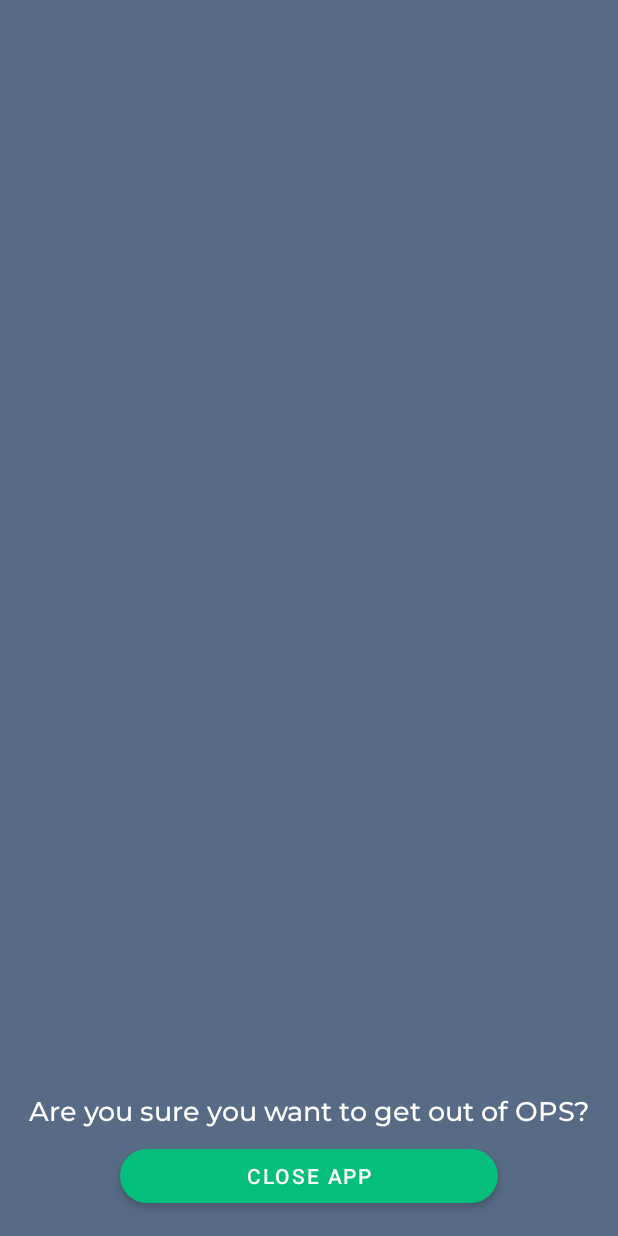
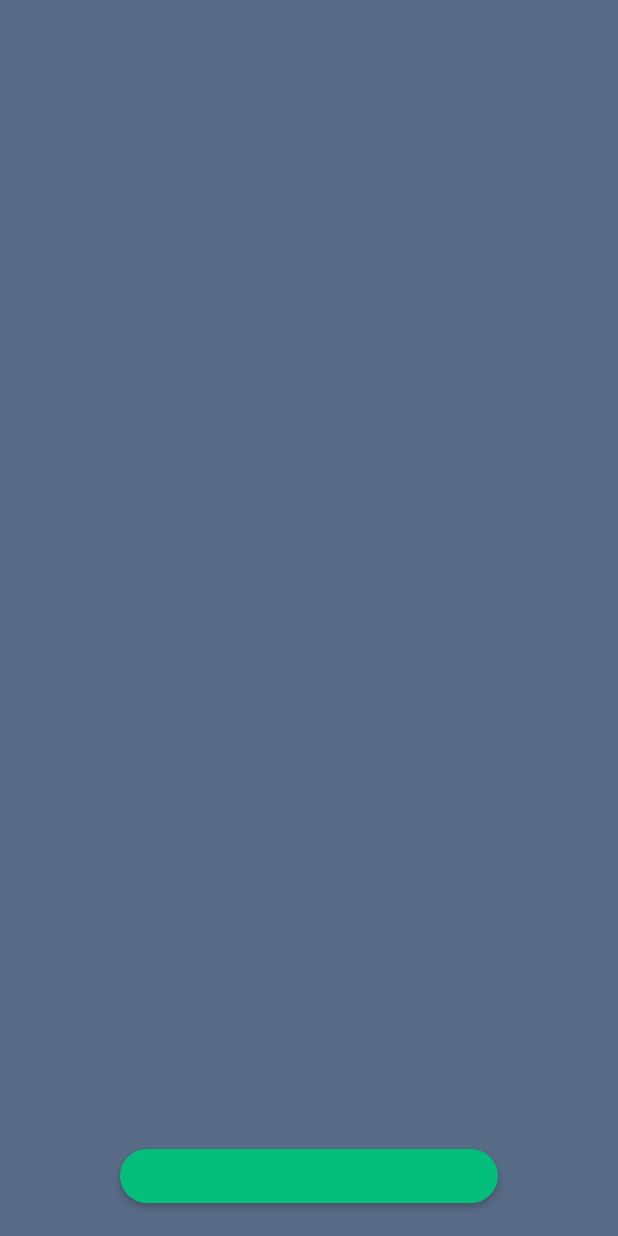
Before and after one commit to SeaBloom18/OPSide, an Android app: the layout bottom_sheet_global_common.xml on its own in the app's theme, with its tools: preview values and no code run, on a phone screen of 412 x 824 dp. Run offline under Robolectric (Android 15) with nearby library versions, the phone set to English and light mode, and no system bars.

Commit message:
11-07-2022 - Refactorizacion
Se agrega @Constanst para bottom sheet dialog y refactorizacion

```diff
--- a/app/src/main/java/com/ops/opside/flows/sign_off/loginModule/view/LoginActivity.kt
+++ b/app/src/main/java/com/ops/opside/flows/sign_off/loginModule/view/LoginActivity.kt
@@ -2,11 +2,13 @@ package com.ops.opside.flows.sign_off.loginModule.view
 
 import android.content.Intent
 import android.os.Bundle
+import android.widget.TextView
 import androidx.appcompat.app.AppCompatActivity
 import androidx.lifecycle.ViewModelProvider
 import com.google.android.material.bottomsheet.BottomSheetDialog
 import com.google.android.material.button.MaterialButton
 import com.ops.opside.R
+import com.ops.opside.common.Utils.Constants
 import com.ops.opside.databinding.ActivityLoginBinding
 import com.ops.opside.flows.sign_off.loginModule.viewModel.LoginViewModel
 import com.ops.opside.flows.sign_off.registrationModule.View.RegistrationActivity
@@ -45,10 +47,15 @@ class LoginActivity : AppCompatActivity() {
 
     override fun onBackPressed() {
         val dialog = BottomSheetDialog(this)
-        val view = layoutInflater.inflate(R.layout.bottom_sheet_close_app, null)
+        val view = layoutInflater.inflate(R.layout.bottom_sheet_global_common, null)
+
         val btnFinish = view.findViewById<MaterialButton>(R.id.btnClose)
+        btnFinish.setText(Constants.BOTTOM_SHEET_BTN_CLOSE_APP)
         btnFinish.setOnClickListener { finish() }
-        dialog.setCancelable(true)
+
+        val tvTitle = view.findViewById<TextView>(R.id.tvBSTitle)
+        tvTitle.setText(Constants.BOTTOM_SHEET_TV_CLOSE_APP)
+
         dialog.setContentView(view)
         dialog.show()
     }
--- a/app/src/main/res/layout/bottom_sheet_close_app.xml
+++ b/app/src/main/res/layout/bottom_sheet_global_common.xml
@@ -9,12 +9,11 @@
     android:background="@color/primaryLightColor">
 
     <TextView
-        android:id="@+id/textView2"
+        android:id="@+id/tvBSTitle"
         android:layout_width="wrap_content"
         android:layout_height="wrap_content"
         android:layout_marginBottom="8dp"
         android:fontFamily="@font/montserrat_medium"
-        android:text="@string/login_tv_title_bottom_sheet"
         android:textColor="@color/primaryTextColor"
         android:textSize="@dimen/subtitle"
         app:layout_constraintBottom_toTopOf="@+id/btnClose"
@@ -28,7 +27,6 @@
         android:layout_marginStart="80dp"
         android:layout_marginEnd="80dp"
         android:layout_marginBottom="@dimen/common_padding_default"
-        android:text="@string/login_btn_close_bottom_sheet"
         app:backgroundTint="@color/secondaryColor"
         app:cornerRadius="@dimen/common_padding_corners_btn"
         app:layout_constraintBottom_toBottomOf="parent"
--- a/app/src/main/res/layout/bottom_sheet_success_registration.xml
+++ b/app/src/main/res/layout/bottom_sheet_success_registration.xml
@@ -14,7 +14,7 @@
         android:layout_height="114dp"
         android:layout_marginBottom="@dimen/common_padding_default"
         android:background="@color/primaryLightColor"
-        app:layout_constraintBottom_toTopOf="@+id/textView2"
+        app:layout_constraintBottom_toTopOf="@+id/tvBSTitle"
         app:layout_constraintEnd_toEndOf="parent"
         app:layout_constraintStart_toStartOf="parent"
         app:layout_constraintTop_toTopOf="parent"
@@ -22,7 +22,7 @@
         app:lottie_rawRes="@raw/register_successful" />
 
     <TextView
-        android:id="@+id/textView2"
+        android:id="@+id/tvBSTitle"
         android:layout_width="wrap_content"
         android:layout_height="wrap_content"
         android:layout_marginBottom="8dp"
--- a/app/src/main/res/values/strings.xml
+++ b/app/src/main/res/values/strings.xml
@@ -41,5 +41,8 @@
     <string name="registration_btn_exit">Go Login</string>
     <string name="registration_tv_success">You have successfully registered!</string>
     <string name="registration_btn_register">Register!</string>
+    <string name="registration_btn_bs_close">Exit</string>
+    <string name="registration_tv_bs_close">Are you sure you want to exit this screen?</string>
+
 
 </resources>
```
Also changed, not shown: app/src/main/java/com/ops/opside/common/Utils/Constants.kt (added, +11 -0 lines), app/src/main/java/com/ops/opside/flows/sign_off/registrationModule/View/RegistrationActivity.kt (+23 -0 lines), 1 other file.
